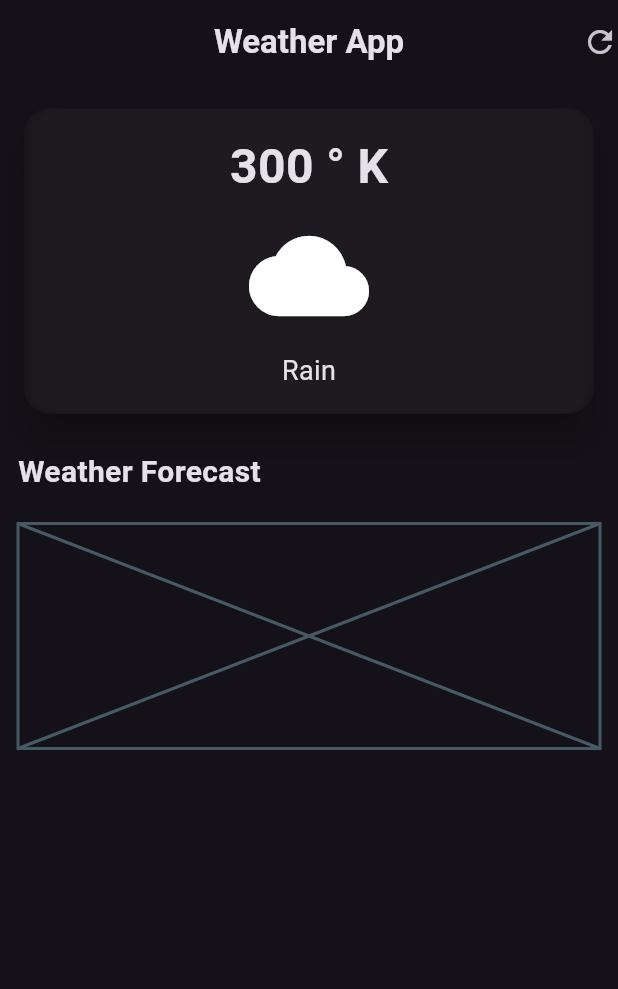
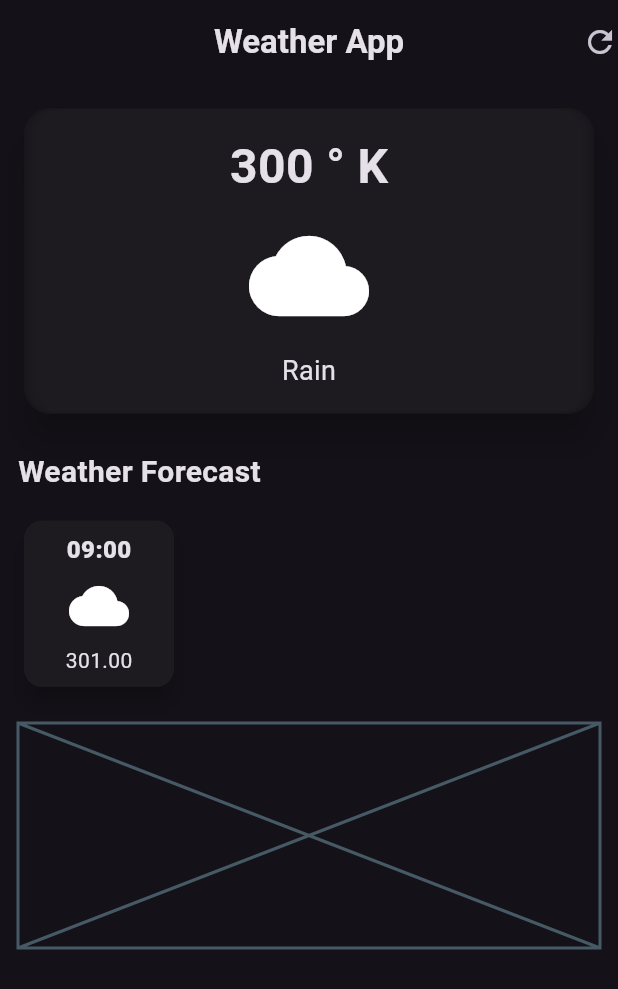
Before and after one commit to fiftheenyen/weather_app, a Flutter app: the screen it shows after launch, on a phone screen of 412 x 824 dp. Shown: the top 989 px of the screen. Run offline on Flutter 3.47's test engine with Material 3 defaults, Android fonts, the phone set to English and light mode, and no system bars.

Commit message:
added a card for the weather forecast

```diff
--- a/lib/weather_screen.dart
+++ b/lib/weather_screen.dart
@@ -68,6 +68,34 @@ class WeatherScreen extends StatelessWidget {
               'Weather Forecast',
               style: TextStyle(fontSize: 20, fontWeight: FontWeight.bold),
             ),
+            const SizedBox(height: 14),
+            SingleChildScrollView(scrollDirection: Axis.horizontal),
+            Row(
+              children: [
+                Card(
+                  elevation: 6,
+                  child: Container(
+                    width: 100,
+                    padding: const EdgeInsets.all(8.0),
+                    child: Column(
+                      children: [
+                        Text(
+                          '09:00',
+                          style: TextStyle(
+                            fontSize: 16,
+                            fontWeight: FontWeight.w800,
+                          ),
+                        ),
+                        const SizedBox(height: 6),
+                        Icon(Icons.cloud, size: 40),
+                        const SizedBox(height: 6),
+                        Text('301.00', style: TextStyle(fontSize: 14)),
+                      ],
+                    ),
+                  ),
+                ),
+              ],
+            ),
             //additional information
             const SizedBox(height: 20),
             const Placeholder(fallbackHeight: 150),
```
